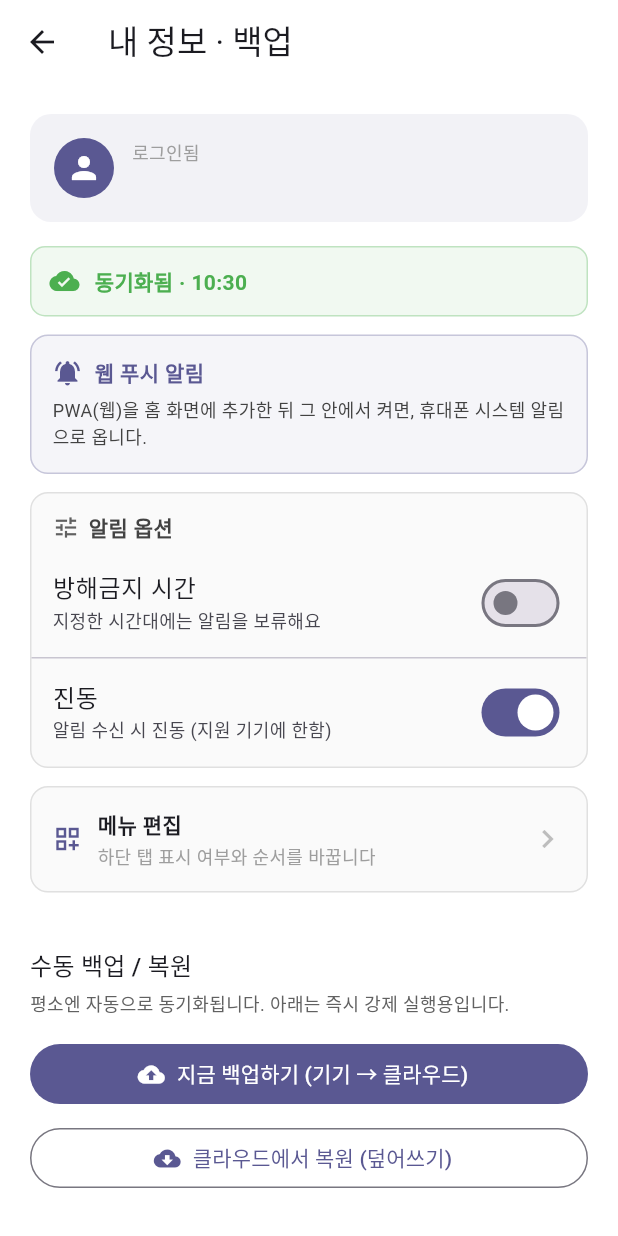
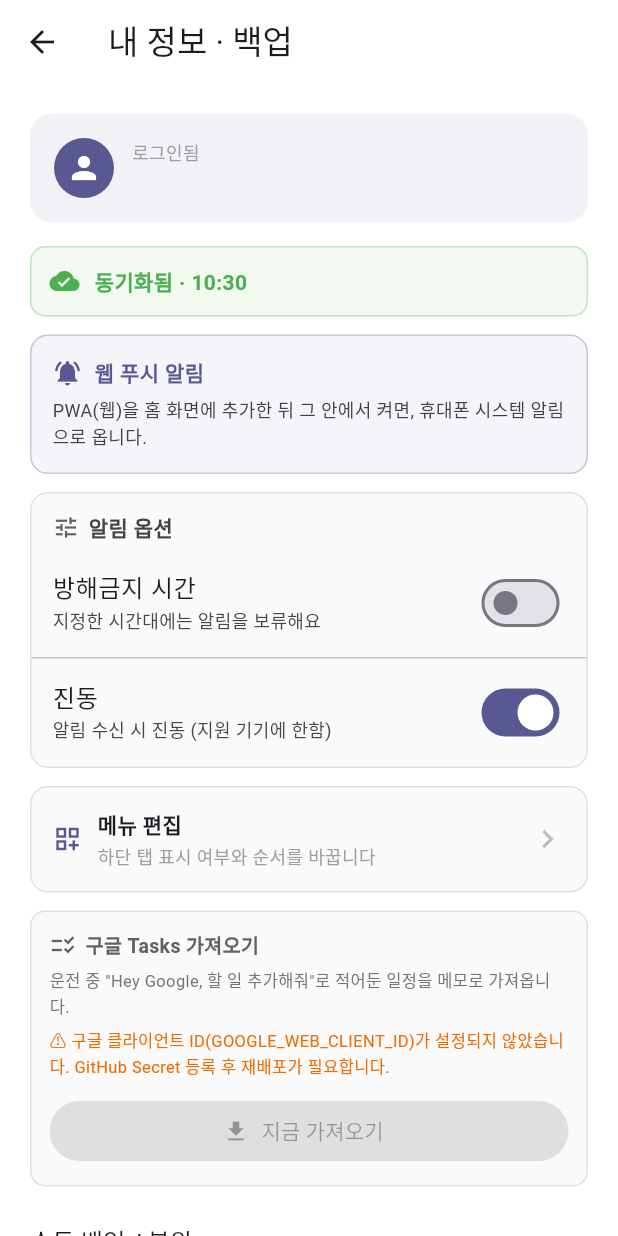
Before and after one commit to hongsytop-tech/Mobile-Application-Maker, a Flutter app: the ProfileScreen screen opened directly, on a phone screen of 412 x 824 dp. Run offline on Flutter 3.47's test engine with Material 3 defaults, Android fonts, the phone set to English and light mode, and no system bars; our stand-ins replace cached_network_image, dio, fl_chart, flutter_dotenv, flutter_local_notifications, flutter_riverpod and 7 more; missing offline and left inert: dart:html; accounts and stored records are empty; network calls fail; Roboto replaces fonts that are missing (Pretendard).

Commit message:
fix(tasks): always show Google Tasks card with config status
카드가 안 보이는 원인(캐시 vs Secret 미설정)을 화면에서 바로 구분할 수 있게
isConfigured 여부와 무관하게 항상 표시. 미설정 시 경고 문구 + 버튼 비활성화.

Co-Authored-By: Claude Opus 4.8 <noreply@anthropic.com>
Claude-Session: https://claude.ai/code/session_01J9JidPyfWbQsXGrUqBUrL3

```diff
--- a/lib/features/tasks/widgets/google_tasks_card.dart
+++ b/lib/features/tasks/widgets/google_tasks_card.dart
@@ -55,9 +55,7 @@ class _GoogleTasksCardState extends ConsumerState<GoogleTasksCard> {
   @override
   Widget build(BuildContext context) {
     final primary = Theme.of(context).colorScheme.primary;
-    if (!GoogleTasksService.isConfigured) {
-      return const SizedBox.shrink();
-    }
+    final configured = GoogleTasksService.isConfigured;
 
     return Container(
       padding: const EdgeInsets.all(12),
@@ -88,6 +86,14 @@ class _GoogleTasksCardState extends ConsumerState<GoogleTasksCard> {
             '운전 중 "Hey Google, 할 일 추가해줘"로 적어둔 일정을 메모로 가져옵니다.',
             style: TextStyle(fontSize: 11, color: Colors.grey.shade600),
           ),
+          if (!configured) ...[
+            const SizedBox(height: 6),
+            Text(
+              '⚠️ 구글 클라이언트 ID(GOOGLE_WEB_CLIENT_ID)가 설정되지 않았습니다. '
+              'GitHub Secret 등록 후 재배포가 필요합니다.',
+              style: TextStyle(fontSize: 11, color: Colors.orange.shade800),
+            ),
+          ],
           if (_msg != null) ...[
             const SizedBox(height: 8),
             Text(
@@ -101,7 +107,7 @@ class _GoogleTasksCardState extends ConsumerState<GoogleTasksCard> {
           ],
           const SizedBox(height: 10),
           FilledButton.icon(
-            onPressed: _busy ? null : _import,
+            onPressed: (_busy || !configured) ? null : _import,
             icon: _busy
                 ? const SizedBox(
                     width: 14,
```
